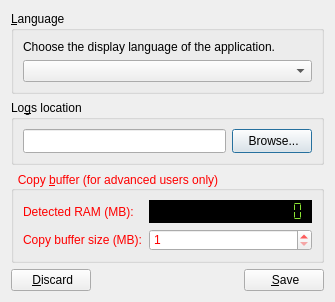
Old version of the form src/preferences.ui in the repository felsocim/Backy.
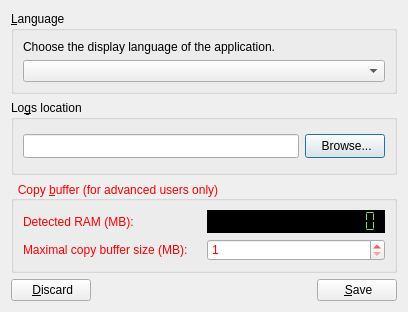
New version of the form. Icons and pictures are not drawn.

Commit message: Set copy buffer size to the size of file being copied if this size is smaller than the maximal copy buffer size set by the user or pre-defined by the developer

```diff
--- a/src/preferences.ui
+++ b/src/preferences.ui
@@ -6,8 +6,8 @@
    <rect>
     <x>0</x>
     <y>0</y>
-    <width>317</width>
-    <height>275</height>
+    <width>408</width>
+    <height>312</height>
    </rect>
   </property>
   <property name="windowTitle">
@@ -136,7 +136,7 @@
         <item row="1" column="0">
          <widget class="QLabel" name="labelCopyBufferSize">
           <property name="text">
-           <string>Copy buffer size (MB):</string>
+           <string>Maximal copy buffer size (MB):</string>
           </property>
          </widget>
         </item>
```
The commit also changes 3 other files.
